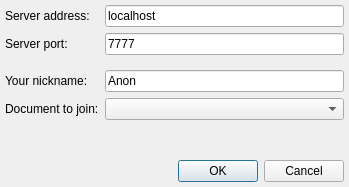
Above: ui/connect.ui from UTDS16/collab-texter before the change. Below: the same form after it.
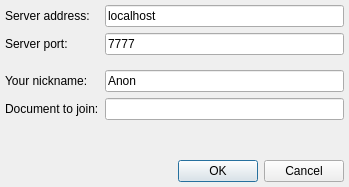
That is the form after the change.

Commit message: Converted from urwid to PyQt4 (#16). Update protocol (#18) Update Document class (#19)

```diff
--- a/ui/connect.ui
+++ b/ui/connect.ui
@@ -71,9 +71,6 @@
        </property>
       </widget>
      </item>
-     <item row="4" column="1">
-      <widget class="QComboBox" name="comboDocument"/>
-     </item>
      <item row="1" column="1">
       <widget class="QLineEdit" name="editPort">
        <property name="inputMask">
@@ -84,6 +81,9 @@
        </property>
       </widget>
      </item>
+     <item row="4" column="1">
+      <widget class="QLineEdit" name="editDoc"/>
+     </item>
     </layout>
    </item>
    <item>
```
The commit also changes 12 other files.
